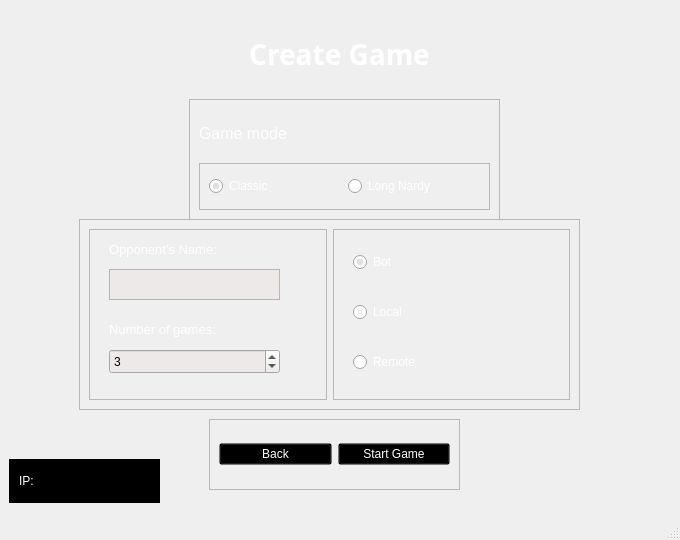
Qt form BackgammonPP/mainwindow.ui (daniilgrbic/BackgammonPP) before a commit.
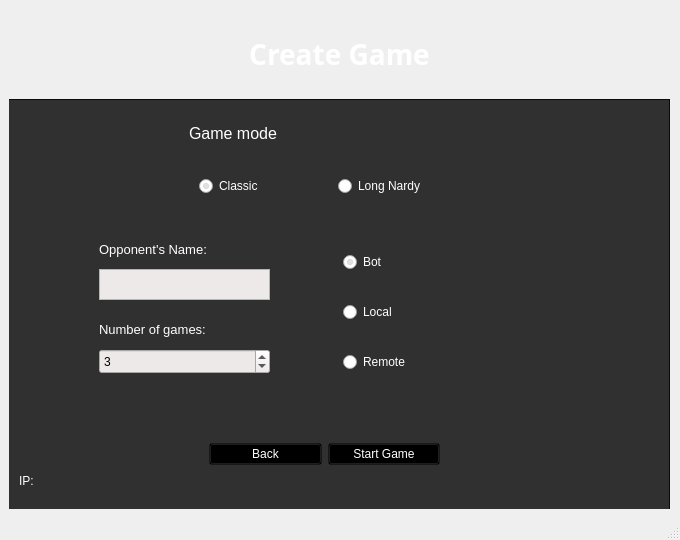
The same form after that commit.

Commit message: Improve create game GUI

Patch:
```diff
--- a/BackgammonPP/mainwindow.ui
+++ b/BackgammonPP/mainwindow.ui
@@ -364,79 +364,31 @@
          <set>Qt::AlignCenter</set>
         </property>
        </widget>
-       <widget class="QFrame" name="frameButtons">
+       <widget class="QFrame" name="frameCreateGame">
         <property name="geometry">
          <rect>
-          <x>200</x>
-          <y>410</y>
-          <width>251</width>
-          <height>71</height>
+          <x>-10</x>
+          <y>90</y>
+          <width>671</width>
+          <height>411</height>
          </rect>
         </property>
+        <property name="styleSheet">
+         <string notr="true">QFrame {
+	background-color: rgba(0, 0, 0, 0.8);
+}</string>
+        </property>
         <property name="frameShape">
          <enum>QFrame::StyledPanel</enum>
         </property>
         <property name="frameShadow">
          <enum>QFrame::Raised</enum>
         </property>
-        <layout class="QHBoxLayout" name="horizontalLayout_3">
-         <property name="topMargin">
-          <number>0</number>
-         </property>
-         <property name="bottomMargin">
-          <number>0</number>
-         </property>
-         <item>
-          <widget class="QPushButton" name="btBackFromCreateToMenu">
-           <property name="cursor">
-            <cursorShape>PointingHandCursor</cursorShape>
-           </property>
-           <property name="styleSheet">
-            <string notr="true">QPushButton {
-	background: transparent;
-	color: white;
-	text-align: center;
-}
-
-QPushButton:hover {
-	background: transparent;
-	color: green;
-}</string>
-           </property>
-           <property name="text">
-            <string>Back</string>
-           </property>
-          </widget>
-         </item>
-         <item>
-          <widget class="QPushButton" name="btStartGame">
-           <property name="cursor">
-            <cursorShape>PointingHandCursor</cursorShape>
-           </property>
-           <property name="styleSheet">
-            <string notr="true">QPushButton {
-	background: transparent;
-	color: white;
-	text-align: center;
-}
-
-QPushButton:hover {
-	background: transparent;
-	color: green;
-}</string>
-           </property>
-           <property name="text">
-            <string>Start Game</string>
-           </property>
-          </widget>
-         </item>
-        </layout>
-       </widget>
        <widget class="QFrame" name="frameGameMode">
         <property name="geometry">
          <rect>
           <x>180</x>
-          <y>90</y>
+           <y>0</y>
           <width>311</width>
           <height>121</height>
          </rect>
@@ -449,6 +401,7 @@
         <property name="styleSheet">
          <string notr="true">QFrame {
 	color: white;
+	background-color: rgba(0, 0, 0, 0.0);
 }</string>
         </property>
         <property name="frameShape">
@@ -519,15 +472,95 @@
          </item>
         </layout>
        </widget>
+        <widget class="QFrame" name="frameButtons">
+         <property name="geometry">
+          <rect>
+           <x>200</x>
+           <y>320</y>
+           <width>251</width>
+           <height>71</height>
+          </rect>
+         </property>
+         <property name="styleSheet">
+          <string notr="true">QFrame {
+	color: white;
+	background-color: rgba(0, 0, 0, 0);
+}</string>
+         </property>
+         <property name="frameShape">
+          <enum>QFrame::StyledPanel</enum>
+         </property>
+         <property name="frameShadow">
+          <enum>QFrame::Raised</enum>
+         </property>
+         <layout class="QHBoxLayout" name="horizontalLayout_3">
+          <property name="topMargin">
+           <number>0</number>
+          </property>
+          <property name="bottomMargin">
+           <number>0</number>
+          </property>
+          <item>
+           <widget class="QPushButton" name="btBackFromCreateToMenu">
+            <property name="cursor">
+             <cursorShape>PointingHandCursor</cursorShape>
+            </property>
+            <property name="styleSheet">
+             <string notr="true">QPushButton {
+	background: transparent;
+	color: white;
+	text-align: center;
+}
+
+QPushButton:hover {
+	background: transparent;
+	color: green;
+}</string>
+            </property>
+            <property name="text">
+             <string>Back</string>
+            </property>
+           </widget>
+          </item>
+          <item>
+           <widget class="QPushButton" name="btStartGame">
+            <property name="cursor">
+             <cursorShape>PointingHandCursor</cursorShape>
+            </property>
+            <property name="styleSheet">
+             <string notr="true">QPushButton {
+	background: transparent;
+	color: white;
+	text-align: center;
+}
+
+QPushButton:hover {
+	background: transparent;
+	color: green;
+}</string>
+            </property>
+            <property name="text">
+             <string>Start Game</string>
+            </property>
+           </widget>
+          </item>
+         </layout>
+        </widget>
        <widget class="QFrame" name="frameGameType">
         <property name="geometry">
          <rect>
           <x>70</x>
-          <y>210</y>
+           <y>120</y>
           <width>501</width>
           <height>191</height>
          </rect>
         </property>
+         <property name="styleSheet">
+          <string notr="true">QFrame {
+	color: white;
+	background-color: rgba(0, 0, 0, 0);
+}</string>
+         </property>
         <property name="frameShape">
          <enum>QFrame::StyledPanel</enum>
         </property>
@@ -537,6 +570,12 @@
         <layout class="QHBoxLayout" name="horizontalLayout_4">
          <item>
           <widget class="QFrame" name="frameName">
+            <property name="styleSheet">
+             <string notr="true">QFrame {
+	color: white;
+	background-color: rgba(0, 0, 0, 0);
+}</string>
+            </property>
            <property name="frameShape">
             <enum>QFrame::StyledPanel</enum>
            </property>
@@ -634,6 +673,12 @@
          </item>
          <item>
           <widget class="QFrame" name="framePlayer">
+            <property name="styleSheet">
+             <string notr="true">QFrame {
+	color: white;
+	background-color: rgba(0, 0, 0, 0);
+}</string>
+            </property>
            <property name="frameShape">
             <enum>QFrame::StyledPanel</enum>
            </property>
@@ -707,15 +752,15 @@
        <widget class="QFrame" name="ipFrame">
         <property name="geometry">
          <rect>
-          <x>0</x>
-          <y>450</y>
+           <x>10</x>
+           <y>360</y>
           <width>151</width>
           <height>44</height>
          </rect>
         </property>
         <property name="styleSheet">
          <string notr="true">QFrame {
-	background-color: black;
+	background-color: rgba(0, 0, 0, 0);
 	color: white;
 }</string>
         </property>
@@ -747,6 +792,7 @@
           </widget>
          </item>
         </layout>
+        </widget>
        </widget>
       </widget>
       <widget class="QWidget" name="preferences">
```
Lines whose indentation alone changed are shown as unchanged. The commit also changes 1 other file.
